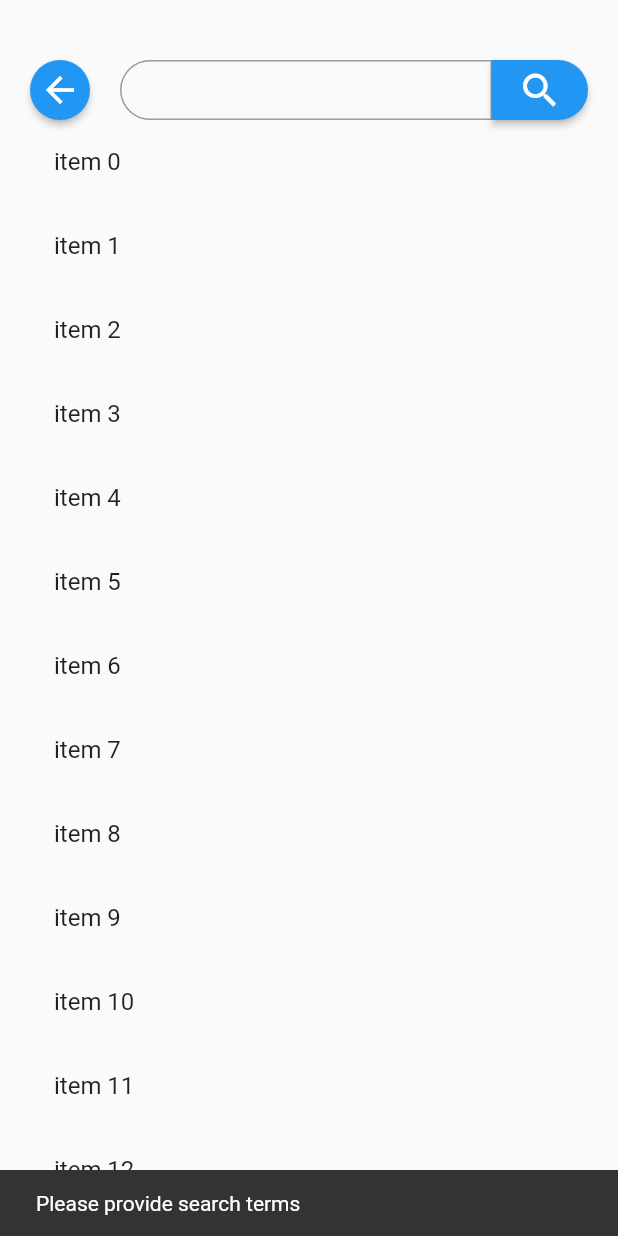
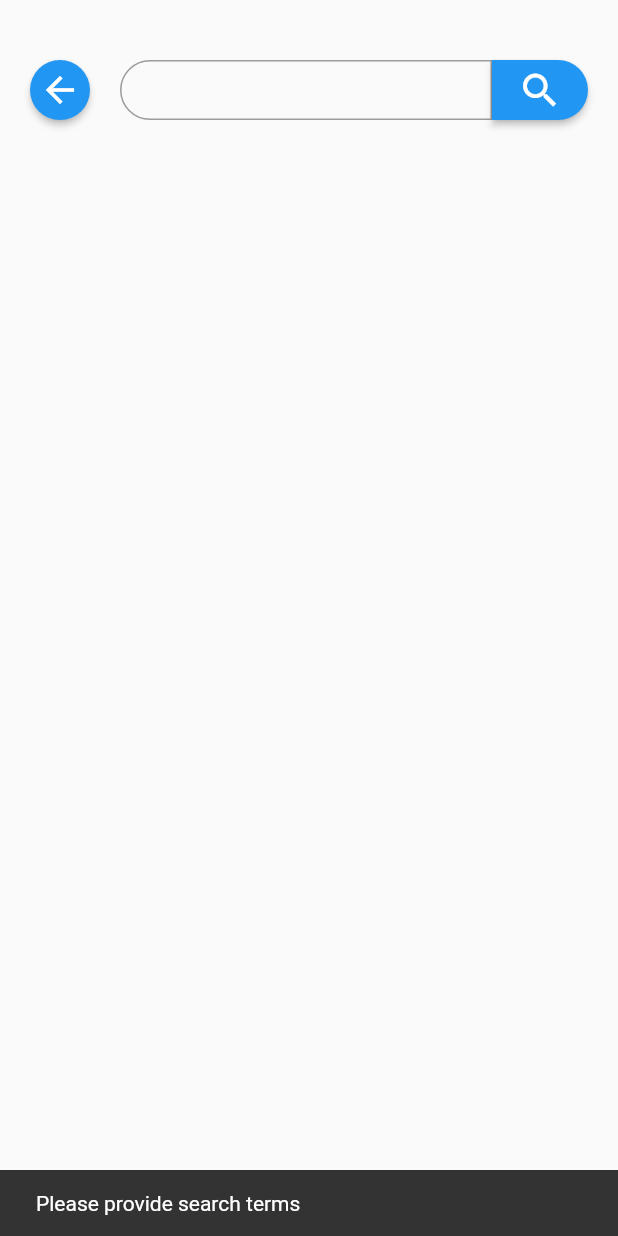
Before and after one commit to SergioLeite-dev/find_my_book, a Flutter app: the SearchResultsScreen screen opened by its route, after a tap on the "search" icon, on a phone screen of 412 x 824 dp. Run offline on Flutter 3.47's test engine with Material 2 defaults, Android fonts, the phone set to English and light mode, and no system bars; our stand-ins replace dio.

Commit message:
🚧 wip: Results list. By default, the API only returns a list of 10 items per call. This commit builds the foundation of pagination. Search Results Screen no longer navigates to itself, it updates the list inside it. Keyboard is dismissed if user taps anywhere else. Search Button defaults the search to start at page 1 (index 0).

```diff
--- a/lib/controllers/search_controller.dart
+++ b/lib/controllers/search_controller.dart
@@ -11,27 +11,38 @@ class SearchController extends ChangeNotifier {
 
   final ClientHttp client;
   var state = SearchState.idle;
-  var searchRequest = SearchRequestModel("");
+  var searchRequest = SearchRequestModel(querry: "", startIndex: 0);
   VolumeList? searchResults;
+  int currentPage = 1;
+  int maxPages = 1;
+  int resultsLength = 0;
 
   Future<void> search() async {
-    state = SearchState.loading;
-    notifyListeners();
+    //state = SearchState.loading;
+    //notifyListeners();
     //await Future.delayed(const Duration(seconds: 1));
     if (searchRequest.querry == "") {
       state = SearchState.badRequest;
       notifyListeners();
+      state = SearchState.idle;
       return;
     }
+    searchRequest = searchRequest.copyWith(startIndex: (StaticValues.maxResults * (currentPage - 1)));
     try {
       final response = await client.get(StaticValues.apiUrl, searchRequest.toMap());
       searchResults = VolumeList.fromJson(response);
       state = SearchState.success;
+      maxPages = (searchResults!.totalItems / StaticValues.maxResults).ceil();
+      resultsLength = searchResults!.items.length;
+      //print("total items property ${searchResults?.totalItems}");
+      //print("items shown $resultsLength");
       notifyListeners();
+      state = SearchState.idle;
     } catch (e) {
       print(e);
       state = SearchState.error;
       notifyListeners();
+      state = SearchState.idle;
     }
   }
 }
--- a/lib/models/request/search_request_model.dart
+++ b/lib/models/request/search_request_model.dart
@@ -1,18 +1,33 @@
 import 'package:find_my_book/static/static_values.dart';
 
 class SearchRequestModel {
+  SearchRequestModel({
+    required this.querry,
+    required this.startIndex,
+  });
+
+  SearchRequestModel copyWith({
+    String? querry,
+    int? startIndex,
+  }) {
+    return SearchRequestModel(
+      querry: querry ?? this.querry,
+      startIndex: startIndex ?? this.startIndex,
+    );
+  }
+
   final String apiKey = StaticValues.apiKey;
+  final String orderBy = StaticValues.orderBy;
+  final int maxResults = StaticValues.maxResults;
+  final int startIndex;
   final String querry;
-
-  SearchRequestModel(this.querry);
-
-  SearchRequestModel copyWith({String? querry}) {
-    return SearchRequestModel(querry ?? this.querry);
-  }
 
   Map<String, dynamic> toMap() {
     return {
       "API_KEY": apiKey,
+      "orderBy": orderBy,
+      "maxResults": maxResults,
+      "startIndex": startIndex,
       "q": querry,
     };
   }
--- a/lib/static/static_values.dart
+++ b/lib/static/static_values.dart
@@ -3,4 +3,6 @@ class StaticValues {
 
   static const String apiKey = "AIzaSyAhPDKfrYzMzxGwuUmibHrthH6DIqeX7E0";
   static const String apiUrl = "https://www.googleapis.com/books/v1/volumes";
+  static const String orderBy = "relevance";
+  static const int maxResults = 40;
 }
--- a/lib/views/home_screen.dart
+++ b/lib/views/home_screen.dart
@@ -49,7 +49,10 @@ class _HomeScreenState extends State<HomeScreen> {
 
   @override
   Widget build(BuildContext context) {
-    return Scaffold(
+    return GestureDetector(
+      onTap: () => FocusScope.of(context).unfocus(),
+      child: Scaffold(
+        resizeToAvoidBottomInset: false,
         appBar: AppBar(
           title: const Text("Find My Book"),
         ),
@@ -71,6 +74,7 @@ class _HomeScreenState extends State<HomeScreen> {
             ),
           ),
         ),
+      ),
     );
   }
 }
--- a/lib/views/search_results_screen.dart
+++ b/lib/views/search_results_screen.dart
@@ -26,10 +26,8 @@ class _SearchResultsScreenState extends State<SearchResultsScreen> {
   _resultsListener() {
     if (mounted && ModalRoute.of(context)!.isCurrent) {
       switch (controller.state) {
-        case SearchState.success:
-          //TODO: Unnecessary navigation. Just update List Widget.
-          Navigator.of(context).pushReplacementNamed(SearchResultsScreen.routeName);
-          break;
+        // case SearchState.success:
+        //   break;
         case SearchState.error:
           ScaffoldMessenger.of(context).showSnackBar(const SnackBar(content: Text('Request Error')));
           break;
@@ -50,7 +48,10 @@ class _SearchResultsScreenState extends State<SearchResultsScreen> {
 
   @override
   Widget build(BuildContext context) {
-    return Scaffold(
+    return GestureDetector(
+      onTap: () => FocusScope.of(context).unfocus(),
+      child: Scaffold(
+        resizeToAvoidBottomInset: false,
         body: Padding(
           padding: const EdgeInsets.fromLTRB(20, 40, 20, 0),
           child: Column(
@@ -72,8 +73,10 @@ class _SearchResultsScreenState extends State<SearchResultsScreen> {
                   ),
                 ],
               ),
+              const SizedBox(height: 10),
               ItemsListView(),
             ],
+          ),
         ),
       ),
     );
@@ -87,14 +90,29 @@ class ItemsListView extends StatelessWidget {
 
   @override
   Widget build(BuildContext context) {
-    //TODO: Implement ListView
-    return Flexible(
-      fit: FlexFit.loose,
+    final controller = context.watch<SearchController>();
+
+    return Expanded(
+      child: Column(
+        children: [
+          Expanded(
             child: ListView.builder(
-        itemCount: 20,
+              keyboardDismissBehavior: ScrollViewKeyboardDismissBehavior.onDrag,
+              shrinkWrap: true,
+              itemCount: controller.resultsLength,
               itemBuilder: (context, index) {
-          return ListTile(title: Text("item $index"));
+                return ListTile(
+                  title: Text("${index + 1}: ${controller.searchResults?.items[index].volumeInfo.title}"),
+                );
               },
+            ),
+          ),
+          Row(
+            children: [
+              Text("Page ${controller.currentPage} of ${controller.maxPages}"),
+            ],
+          ),
+        ],
       ),
     );
   }
--- a/lib/widgets/search_button.dart
+++ b/lib/widgets/search_button.dart
@@ -20,7 +20,10 @@ class SearchButton extends StatelessWidget {
     return SizedBox(
       height: height,
       child: ElevatedButton(
-        onPressed: controller.search,
+        onPressed: () {
+          controller.currentPage = 1;
+          controller.search();
+        },
         style: ElevatedButton.styleFrom(
           shape: RoundedRectangleBorder(
               borderRadius: BorderRadius.only(
```
Lines whose indentation alone changed are shown as unchanged.
